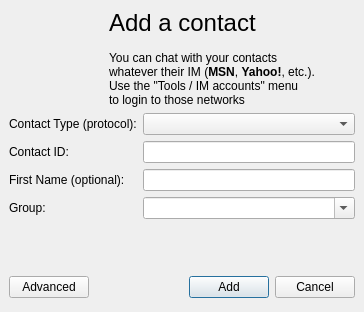
Qt form wengophone/src/presentation/qt/imcontact/SimpleAddIMContact.ui (tkrotoff/WengoPhone) before a commit.
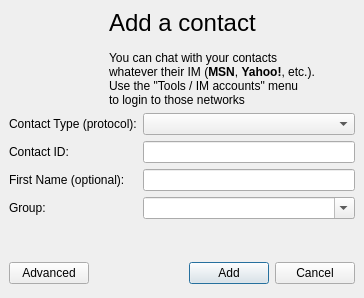
The same form after that commit. Icons and pictures are not drawn.

Diff of the .ui file:
```diff
--- a/wengophone/src/presentation/qt/imcontact/SimpleAddIMContact.ui
+++ b/wengophone/src/presentation/qt/imcontact/SimpleAddIMContact.ui
@@ -9,7 +9,7 @@
     <x>0</x>
     <y>0</y>
     <width>352</width>
-    <height>312</height>
+    <height>298</height>
    </rect>
   </property>
   <property name="windowTitle" >
```
